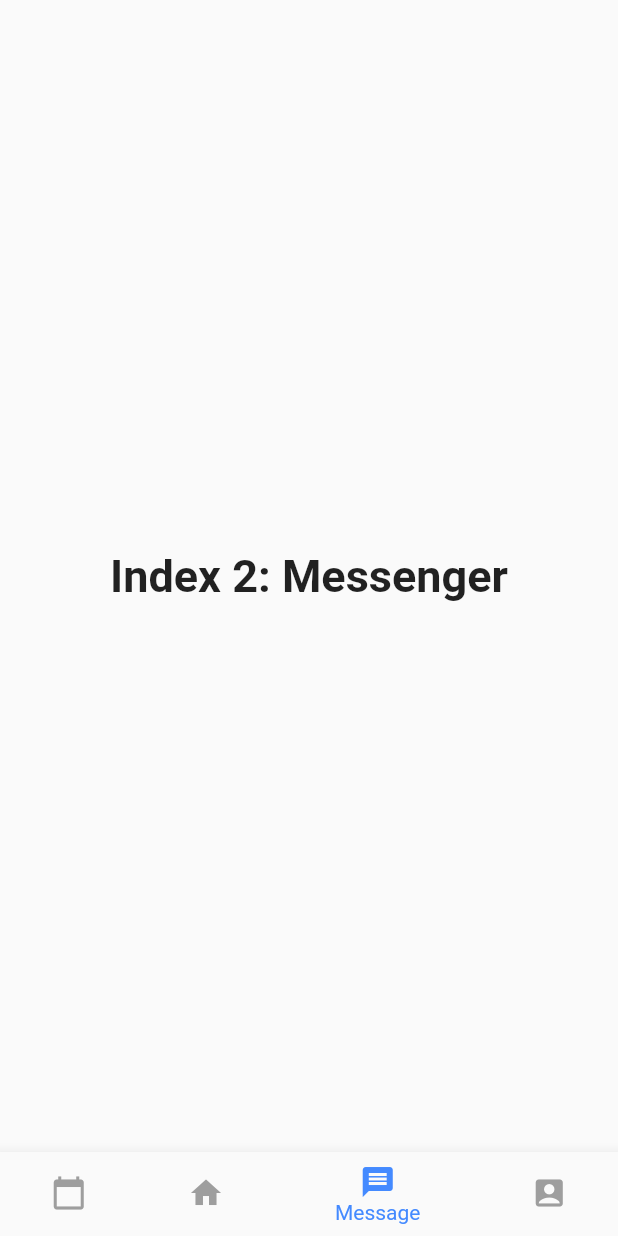
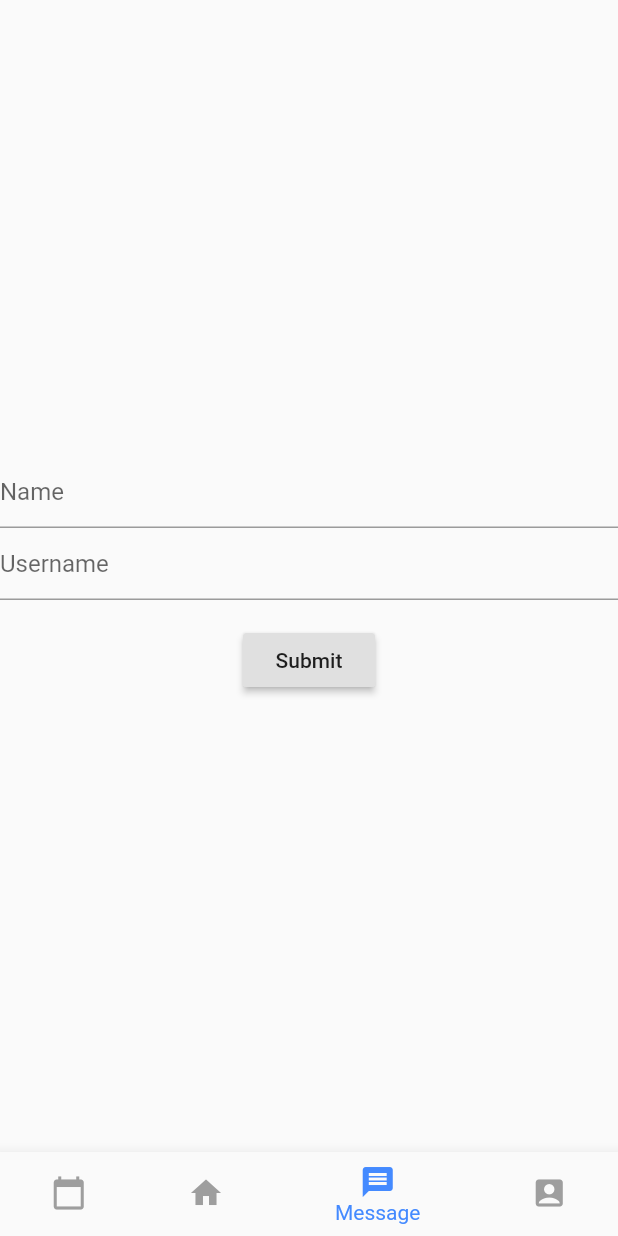
Before and after one commit to m-alexeev/flutterScheduler, a Flutter app: the screen it shows after launch, item 3 of the bottom bar chosen, on a phone screen of 412 x 824 dp. Run offline on Flutter 3.47's test engine with Material 2 defaults, Android fonts, the phone set to English and light mode, and no system bars.

Commit message:
sign up screen
Add form and form validation to the signup page, need to add more forms and proper validation, and create users

```diff
--- a/lib/screens/MainScreen.dart
+++ b/lib/screens/MainScreen.dart
@@ -1,7 +1,7 @@
 
 
 import 'package:flutter/material.dart';
-import 'package:flutter_app/models/UserManager.dart';
+import 'package:flutter_app/screens/SignUp.dart';
 import 'package:flutter_app/screens/UserScreen.dart';
 
 
@@ -39,10 +39,7 @@ class _NavBarState extends State<NavBar> {
       'Index 1: Calendar',
       style: optionStyle,
     ),
-    Text(
-      'Index 2: Messenger',
-      style: optionStyle,
-    ),
+    new SignUpScreen(),
     new UserScreen(),
   ];
 
--- /dev/null
+++ b/lib/screens/SignUp.dart
@@ -0,0 +1,69 @@
+import 'package:flutter/material.dart';
+
+class SignUpScreen extends StatefulWidget {
+  @override
+  _SignUpScreenState createState() => _SignUpScreenState();
+}
+
+class _SignUpScreenState extends State<SignUpScreen> {
+  final _formKey = GlobalKey<FormState>();
+  @override
+  Widget build(BuildContext context) {
+    return Form(
+      key: _formKey,
+      child: Column(
+        mainAxisAlignment: MainAxisAlignment.center,
+        children: <Widget> [
+          nameFormField(context),
+          usernameFormField(context),
+          Padding(
+            padding: EdgeInsets.only(top : 16.0),
+            child : saveButton(),
+          )
+      ]
+      ),
+    );
+  }
+
+  TextFormField nameFormField(BuildContext context){
+    return TextFormField(
+      textInputAction: TextInputAction.done,
+      decoration: InputDecoration (
+        hintText: "Name"
+      ),
+      validator:( value){
+        if (value.isEmpty){
+          return 'Please enter name';
+        }
+        return null;
+      }
+    );
+  }
+
+  TextFormField usernameFormField(BuildContext context){
+    return TextFormField(
+      textInputAction: TextInputAction.done,
+      decoration: InputDecoration(
+        hintText: "Username"
+      ),
+      validator: (value){
+        if (value.isEmpty){
+          return 'Please enter username';
+        }
+        return null;
+      },
+    );
+  }
+
+  RaisedButton saveButton(){
+    return RaisedButton(
+      onPressed: (){
+        if (_formKey.currentState.validate()){
+          print("Successfuly created user");
+        }
+      },
+      child: Text("Submit"),
+    );
+  }
+
+}
--- a/lib/screens/UserScreen.dart
+++ b/lib/screens/UserScreen.dart
@@ -10,9 +10,7 @@ class UserScreen extends StatefulWidget {
 class _UserScreenState extends State<UserScreen> {
   @override
   Widget build(BuildContext context) {
-    User testUser = new User('Username', 'fName', 'lName' );
     UserManager manager = UserManager();
-    manager.addToList(testUser);
     return Scaffold(
       appBar: AppBar(
         title: Text('User Screen'),
```
